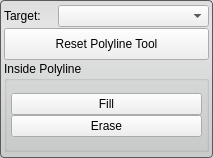
First picture: the form in src/Interface/ToolInterface/PolyLineToolInterface.ui, repository SCIInstitute/Seg3D, before the edit.
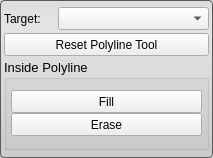
Second picture: the form after the edit.

Commit message: Lots of ui tweaks for all the tools, layergroupwidget, and layerwidget as well as updates for connecting tools and widgets to the state engine.

```diff
--- a/src/Interface/ToolInterface/PolyLineToolInterface.ui
+++ b/src/Interface/ToolInterface/PolyLineToolInterface.ui
@@ -58,7 +58,20 @@
       </widget>
      </item>
      <item>
-      <widget class="QComboBox" name="targetComboBox"/>
+      <widget class="QComboBox" name="targetComboBox">
+       <property name="maximumSize">
+        <size>
+         <width>16777215</width>
+         <height>23</height>
+        </size>
+       </property>
+       <property name="sizeAdjustPolicy">
+        <enum>QComboBox::AdjustToMinimumContentsLength</enum>
+       </property>
+       <property name="minimumContentsLength">
+        <number>12</number>
+       </property>
+      </widget>
      </item>
     </layout>
    </item>
@@ -73,13 +86,13 @@
      <property name="minimumSize">
       <size>
        <width>0</width>
-       <height>32</height>
+       <height>23</height>
       </size>
      </property>
      <property name="maximumSize">
       <size>
        <width>16777215</width>
-       <height>32</height>
+       <height>23</height>
       </size>
      </property>
      <property name="text">
@@ -107,6 +120,11 @@
        <height>91</height>
       </size>
      </property>
+     <property name="font">
+      <font>
+       <pointsize>10</pointsize>
+      </font>
+     </property>
      <property name="title">
       <string>Inside Polyline</string>
      </property>
@@ -130,6 +148,12 @@
         </property>
         <item>
          <widget class="QPushButton" name="insideFillButton">
+          <property name="maximumSize">
+           <size>
+            <width>16777215</width>
+            <height>23</height>
+           </size>
+          </property>
           <property name="toolTip">
            <string>Flip across the axial plain</string>
           </property>
@@ -140,6 +164,12 @@
         </item>
         <item>
          <widget class="QPushButton" name="insideEraseButton">
+          <property name="maximumSize">
+           <size>
+            <width>16777215</width>
+            <height>23</height>
+           </size>
+          </property>
           <property name="toolTip">
            <string>Flip across the coronal plain</string>
           </property>
```
The commit also changes 100 other files.
